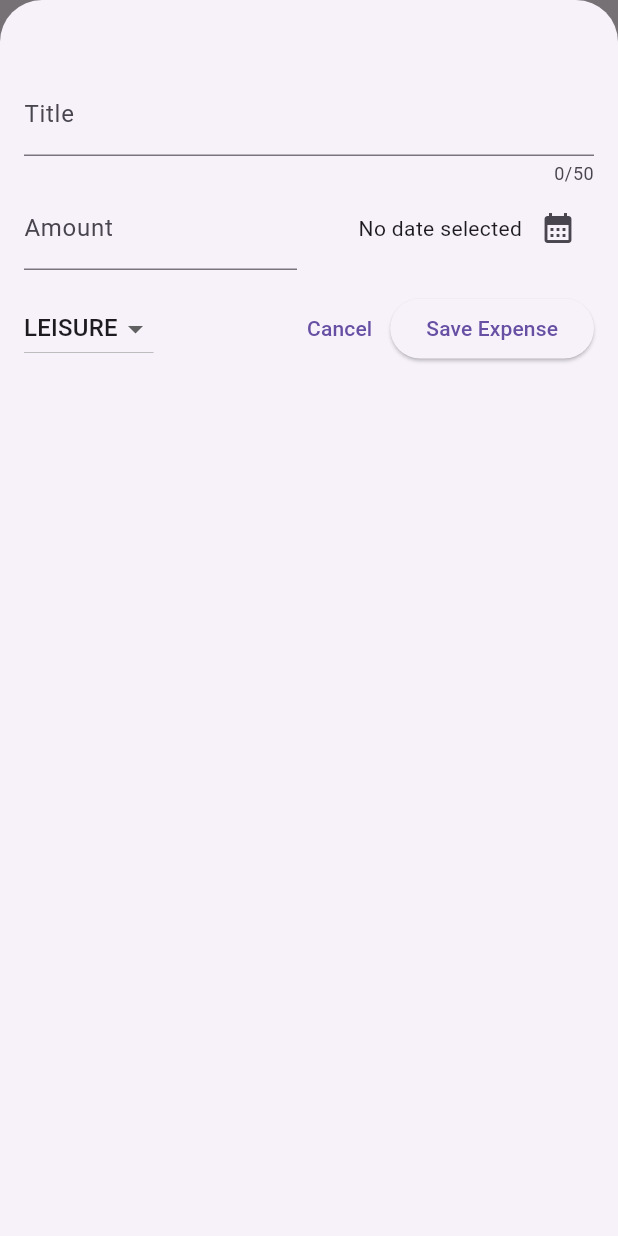
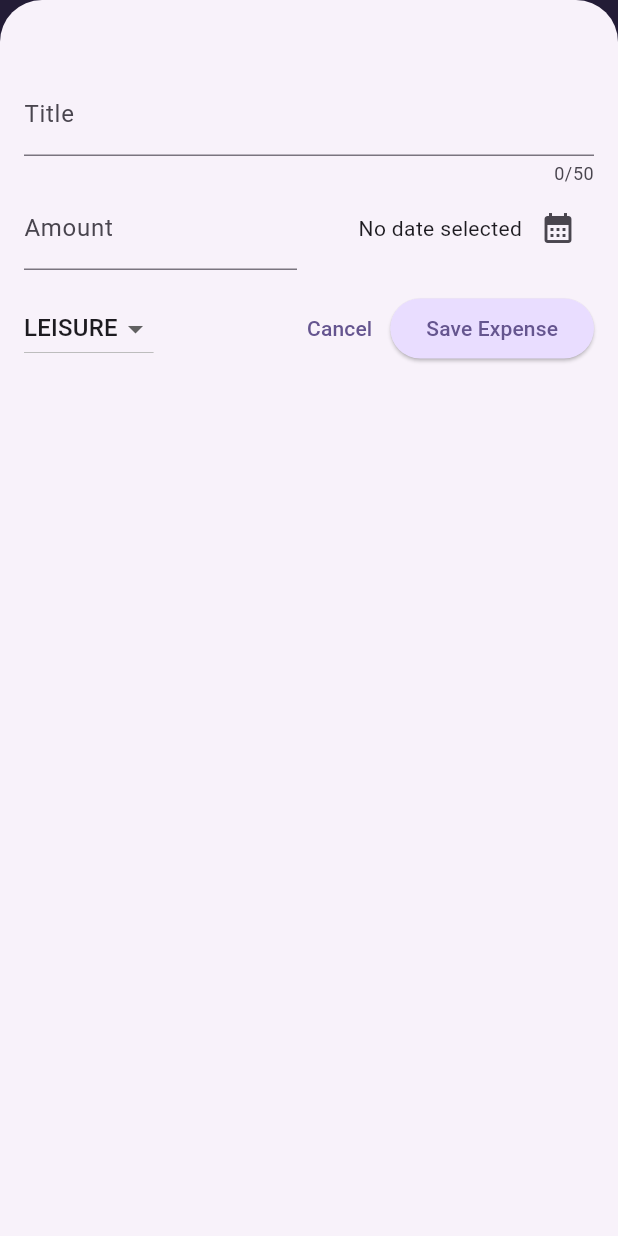
Before and after one commit to Emmanuel246/expense_tracker, a Flutter app: the screen it shows after launch, after a tap on the "add" icon, on a phone screen of 412 x 824 dp. Run offline on Flutter 3.47's test engine with Material 3 defaults, Android fonts, the phone set to English and light mode, and no system bars.

Commit message:
Theme Data

```diff
--- a/lib/main.dart
+++ b/lib/main.dart
@@ -1,9 +1,34 @@
 import 'package:flutter/material.dart';
 import 'package:expense_tracker/widgets/expenses.dart';
 
+var KColorScheme =
+    ColorScheme.fromSeed(seedColor: const Color.fromARGB(225, 96, 59, 181));
 void main() {
-  runApp(const MaterialApp(
+  runApp(MaterialApp(
+    theme: ThemeData().copyWith(
+        colorScheme: KColorScheme,
+        appBarTheme: const AppBarTheme().copyWith(
+          backgroundColor: KColorScheme.onPrimaryContainer,
+          foregroundColor: KColorScheme.primaryContainer,
+        ),
+        cardTheme: const CardTheme().copyWith(
+            color: KColorScheme.secondaryContainer,
+            margin: const EdgeInsets.symmetric(horizontal: 16, vertical: 8),),
+        elevatedButtonTheme: ElevatedButtonThemeData(
+          style: ElevatedButton.styleFrom(
+            backgroundColor: KColorScheme.primaryContainer,
+          ),
+        ),
+        textTheme: ThemeData().textTheme.copyWith(
+          titleLarge: TextStyle(
+            fontWeight: FontWeight.bold,
+            color: KColorScheme.onSecondaryContainer,
+            fontSize: 18
+          )
+        )
+
+            ),
     debugShowCheckedModeBanner: false,
-    home: Expenses(),
+    home: const Expenses(),
   ));
 }
```
